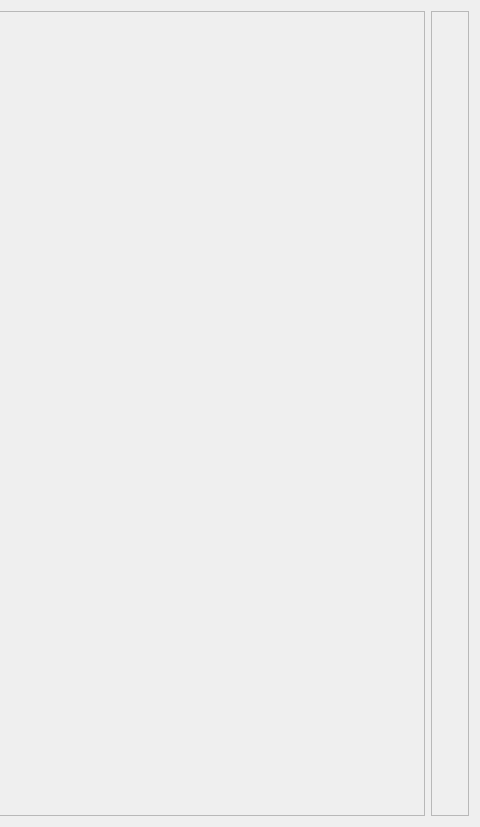
Qt form ui/pages/eventinfo.ui (Artem535/PsyClientManager) before a commit; both pictures show x 598 to 1078 and y 0 to 827 of the 1078 by 827 pixel window.
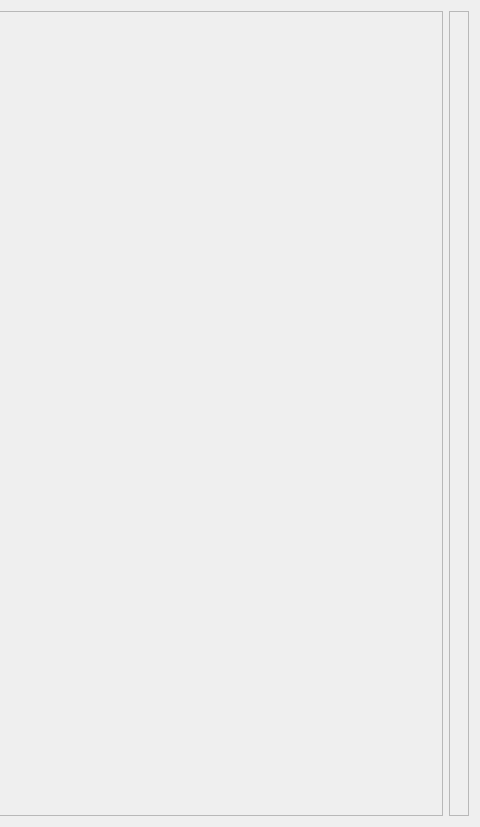
The same form after that commit.

What changed in the file:
```diff
--- a/ui/pages/eventinfo.ui
+++ b/ui/pages/eventinfo.ui
@@ -64,6 +64,21 @@
       <enum>QFrame::Shadow::Raised</enum>
      </property>
      <layout class="QVBoxLayout" name="list_view_v_layout">
+      <property name="spacing">
+       <number>0</number>
+      </property>
+      <property name="leftMargin">
+       <number>0</number>
+      </property>
+      <property name="topMargin">
+       <number>0</number>
+      </property>
+      <property name="rightMargin">
+       <number>0</number>
+      </property>
+      <property name="bottomMargin">
+       <number>0</number>
+      </property>
       <item>
        <spacer name="horizontalSpacer_2">
         <property name="orientation">
@@ -97,7 +112,26 @@
      <layout class="QVBoxLayout" name="verticalLayout_2">
       <item>
        <widget class="QWidget" name="detailsContainer" native="true">
-        <layout class="QHBoxLayout" name="horizontalLayout_2"/>
+        <layout class="QHBoxLayout" name="horizontalLayout_2">
+         <property name="spacing">
+          <number>0</number>
+         </property>
+         <property name="sizeConstraint">
+          <enum>QLayout::SizeConstraint::SetMaximumSize</enum>
+         </property>
+         <property name="leftMargin">
+          <number>0</number>
+         </property>
+         <property name="topMargin">
+          <number>0</number>
+         </property>
+         <property name="rightMargin">
+          <number>0</number>
+         </property>
+         <property name="bottomMargin">
+          <number>0</number>
+         </property>
+        </layout>
        </widget>
       </item>
      </layout>
```
